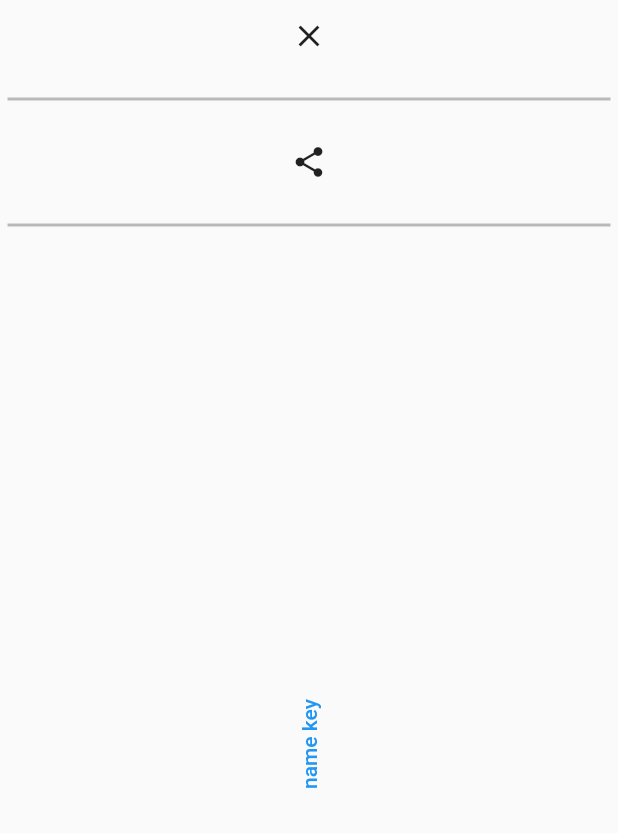
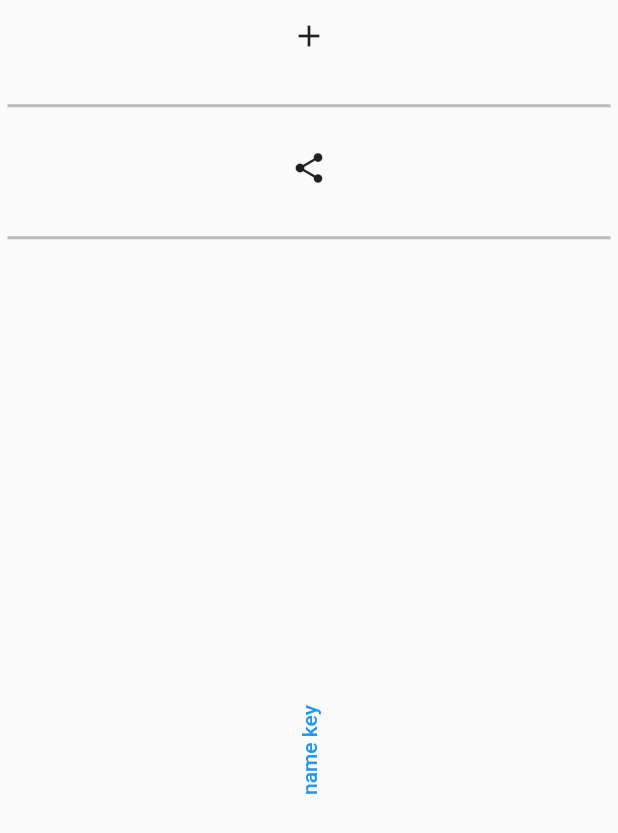
Before and after one commit to cnvfirj/cripto_file, a Flutter app: the _Landscape widget shown alone on an empty page, opened directly, on a phone screen of 412 x 824 dp. Shown: the top 833 px of the screen. Run offline on Flutter 3.47's test engine with Material 2 defaults, Android fonts, the phone set to English and light mode, and no system bars.

Commit message:
block key

```diff
--- a/lib/widget/key_block.dart
+++ b/lib/widget/key_block.dart
@@ -79,15 +79,13 @@ class _Landscape extends StatelessWidget {
       mainAxisSize: MainAxisSize.max,
       crossAxisAlignment: CrossAxisAlignment.center,
       children: [
-        Flexible(
-          flex: 1,
-          child: IconButton(
-            icon: const Icon(Icons.clear),
-            onPressed: () {},
+        _Button(
+              Icons.add,
+              (){}
           ),
-        ),
+
         const Delimiter(
-            EdgeInsets.only(left: 5, right: 5), height: Sized.widthDelimiter,),
+            EdgeInsets.only(left: 5, right: 5, top:5), height: Sized.widthDelimiter,),
         Flexible(
           flex: 1,
           child: IconButton(
@@ -96,7 +94,7 @@ class _Landscape extends StatelessWidget {
           ),
         ),
         const Delimiter(
-            EdgeInsets.only(left: 5, right: 5),height: Sized.widthDelimiter,),
+            EdgeInsets.only(left: 5, right: 5,top:5),height: Sized.widthDelimiter,),
         Flexible(
             flex: 8,
             child: RotatedBox(
@@ -117,20 +115,21 @@ class _Landscape extends StatelessWidget {
 typedef Press = Function();
 
 class _Button extends StatelessWidget {
-  final EdgeInsetsGeometry _edgeInsets;
   final IconData _icon;
   final Press _press;
 
-  const _Button(this._edgeInsets, this._icon, this._press);
+  const _Button(this._icon, this._press);
 
   @override
   Widget build(BuildContext context) {
-    return Padding(
-        padding: _edgeInsets,
-        child: IconButton(
-          icon: Icon(_icon),
-          onPressed: _press,
-        ));
+
+       return Flexible(
+          flex: 1,
+          child:IconButton(
+            icon: Icon(_icon),
+            onPressed: _press,
+          )
+        );
   }
 }
 
@@ -144,7 +143,6 @@ class Delimiter extends StatelessWidget {
 
   @override
   Widget build(BuildContext context) {
-    print('width $width height $height');
     return Padding(
         padding: _edgeInsets,
         child: SizedBox(
```
